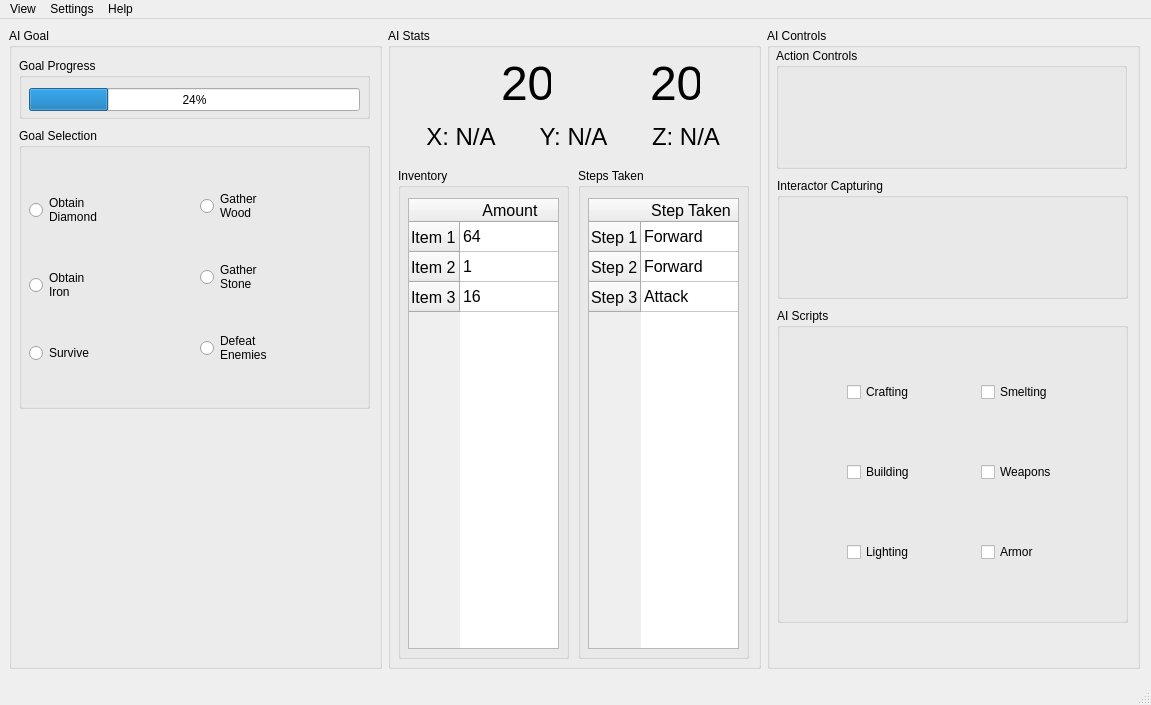
lincolnschick/ML4MC, file src/GUI/ML4MC.ui: the form before one commit.
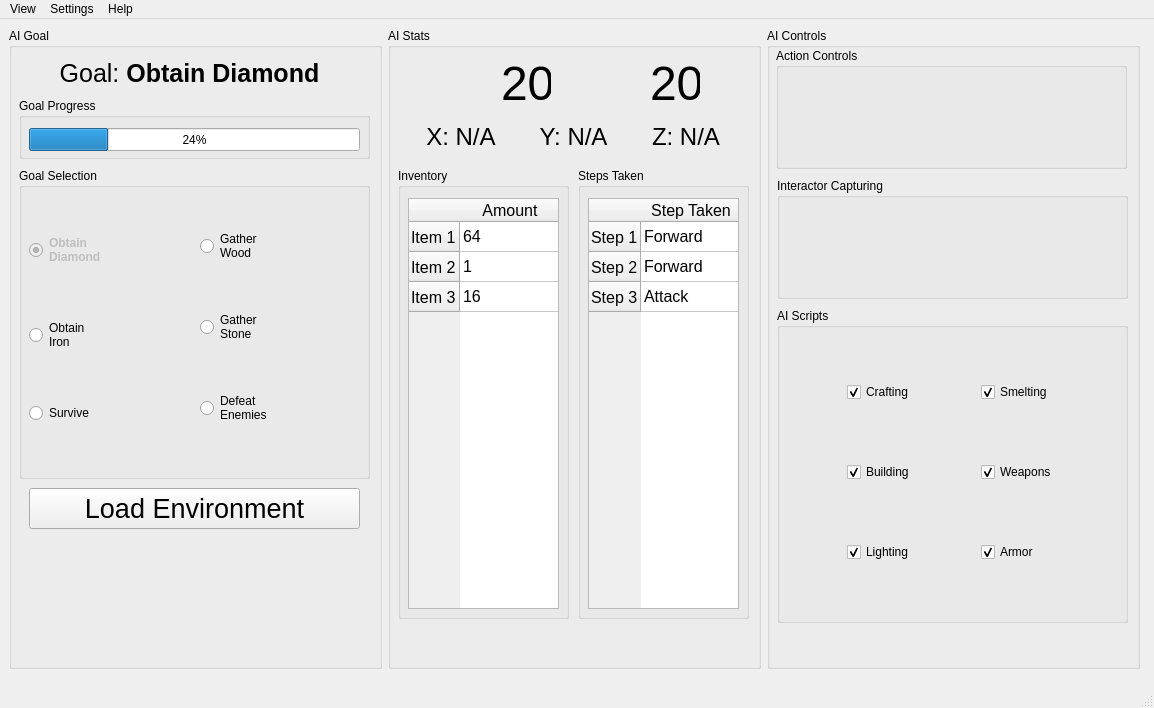
The form after the commit. Icons and pictures are not drawn.

The edit to the form file:
```diff
--- a/src/GUI/ML4MC.ui
+++ b/src/GUI/ML4MC.ui
@@ -7,8 +7,8 @@
    <rect>
     <x>0</x>
     <y>0</y>
-    <width>1151</width>
-    <height>705</height>
+    <width>1154</width>
+    <height>708</height>
    </rect>
   </property>
   <property name="windowTitle">
@@ -36,7 +36,7 @@
           <property name="geometry">
            <rect>
             <x>10</x>
-            <y>30</y>
+            <y>70</y>
             <width>351</width>
             <height>61</height>
            </rect>
@@ -62,9 +62,9 @@
           <property name="geometry">
            <rect>
             <x>10</x>
-            <y>100</y>
+            <y>140</y>
             <width>351</width>
-            <height>281</height>
+            <height>311</height>
            </rect>
           </property>
           <property name="title">
@@ -74,18 +74,22 @@
            <property name="geometry">
             <rect>
              <x>10</x>
-             <y>30</y>
+             <y>20</y>
              <width>335</width>
-             <height>241</height>
+             <height>281</height>
             </rect>
            </property>
            <layout class="QHBoxLayout" name="horizontalLayout">
             <item>
              <layout class="QVBoxLayout" name="verticalLayout">
               <item>
-               <widget class="QRadioButton" name="radioButton">
+               <widget class="QRadioButton" name="diamondRadio">
+                <property name="enabled">
+                 <bool>false</bool>
+                </property>
                 <property name="font">
                  <font>
+                  <bold>true</bold>
                   <strikeout>false</strikeout>
                   <kerning>true</kerning>
                  </font>
@@ -104,6 +108,9 @@
                   <height>50</height>
                  </size>
                 </property>
+                <property name="checked">
+                 <bool>true</bool>
+                </property>
                </widget>
               </item>
               <item>
@@ -204,6 +211,42 @@
            </layout>
           </widget>
          </widget>
+         <widget class="QLabel" name="currentObjectiveLabel">
+          <property name="geometry">
+           <rect>
+            <x>10</x>
+            <y>20</y>
+            <width>341</width>
+            <height>51</height>
+           </rect>
+          </property>
+          <property name="font">
+           <font>
+            <pointsize>19</pointsize>
+           </font>
+          </property>
+          <property name="text">
+           <string>&lt;html&gt;&lt;head/&gt;&lt;body&gt;&lt;p align=&quot;center&quot;&gt;Goal: &lt;span style=&quot; font-weight:700;&quot;&gt;Obtain Diamond&lt;/span&gt;&lt;/p&gt;&lt;/body&gt;&lt;/html&gt;</string>
+          </property>
+         </widget>
+         <widget class="QPushButton" name="loadEnvironmentButton">
+          <property name="geometry">
+           <rect>
+            <x>20</x>
+            <y>460</y>
+            <width>331</width>
+            <height>41</height>
+           </rect>
+          </property>
+          <property name="font">
+           <font>
+            <pointsize>20</pointsize>
+           </font>
+          </property>
+          <property name="text">
+           <string>Load Environment</string>
+          </property>
+         </widget>
         </widget>
        </item>
       </layout>
@@ -380,7 +423,7 @@
             <x>10</x>
             <y>140</y>
             <width>171</width>
-            <height>491</height>
+            <height>451</height>
            </rect>
           </property>
           <property name="title">
@@ -392,7 +435,7 @@
              <x>10</x>
              <y>30</y>
              <width>151</width>
-             <height>451</height>
+             <height>411</height>
             </rect>
            </property>
            <property name="sizePolicy">
@@ -470,7 +513,7 @@
             <x>190</x>
             <y>140</y>
             <width>171</width>
-            <height>491</height>
+            <height>451</height>
            </rect>
           </property>
           <property name="title">
@@ -482,7 +525,7 @@
              <x>10</x>
              <y>30</y>
              <width>151</width>
-             <height>451</height>
+             <height>411</height>
             </rect>
            </property>
            <property name="sizePolicy">
@@ -742,6 +785,9 @@
                   <height>50</height>
                  </size>
                 </property>
+                <property name="checked">
+                 <bool>true</bool>
+                </property>
                </widget>
               </item>
               <item>
@@ -765,6 +811,9 @@
                   <height>50</height>
                  </size>
                 </property>
+                <property name="checked">
+                 <bool>true</bool>
+                </property>
                </widget>
               </item>
               <item>
@@ -788,6 +837,9 @@
                   <height>50</height>
                  </size>
                 </property>
+                <property name="checked">
+                 <bool>true</bool>
+                </property>
                </widget>
               </item>
              </layout>
@@ -815,6 +867,9 @@
                   <height>50</height>
                  </size>
                 </property>
+                <property name="checked">
+                 <bool>true</bool>
+                </property>
                </widget>
               </item>
               <item>
@@ -838,6 +893,9 @@
                   <height>50</height>
                  </size>
                 </property>
+                <property name="checked">
+                 <bool>true</bool>
+                </property>
                </widget>
               </item>
               <item>
@@ -861,6 +919,9 @@
                   <height>50</height>
                  </size>
                 </property>
+                <property name="checked">
+                 <bool>true</bool>
+                </property>
                </widget>
               </item>
              </layout>
@@ -880,7 +941,7 @@
     <rect>
      <x>0</x>
      <y>0</y>
-     <width>1151</width>
+     <width>1154</width>
      <height>22</height>
     </rect>
    </property>
```
Left out of the diff: 66 changed lines with no effect on the pictures.
